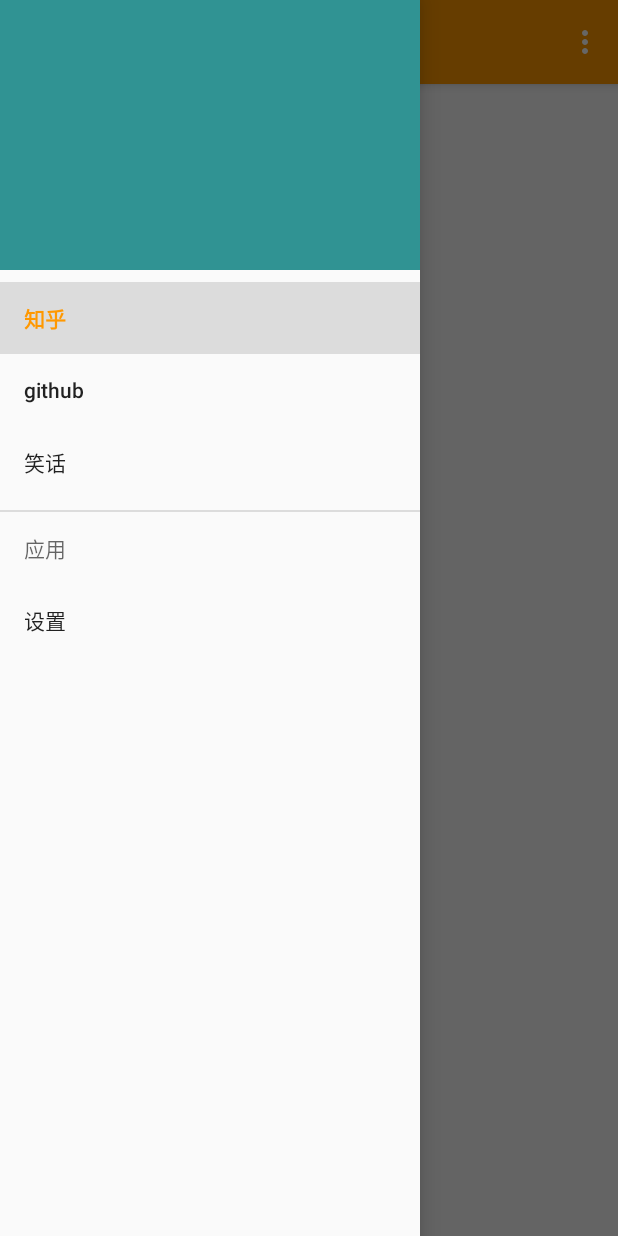
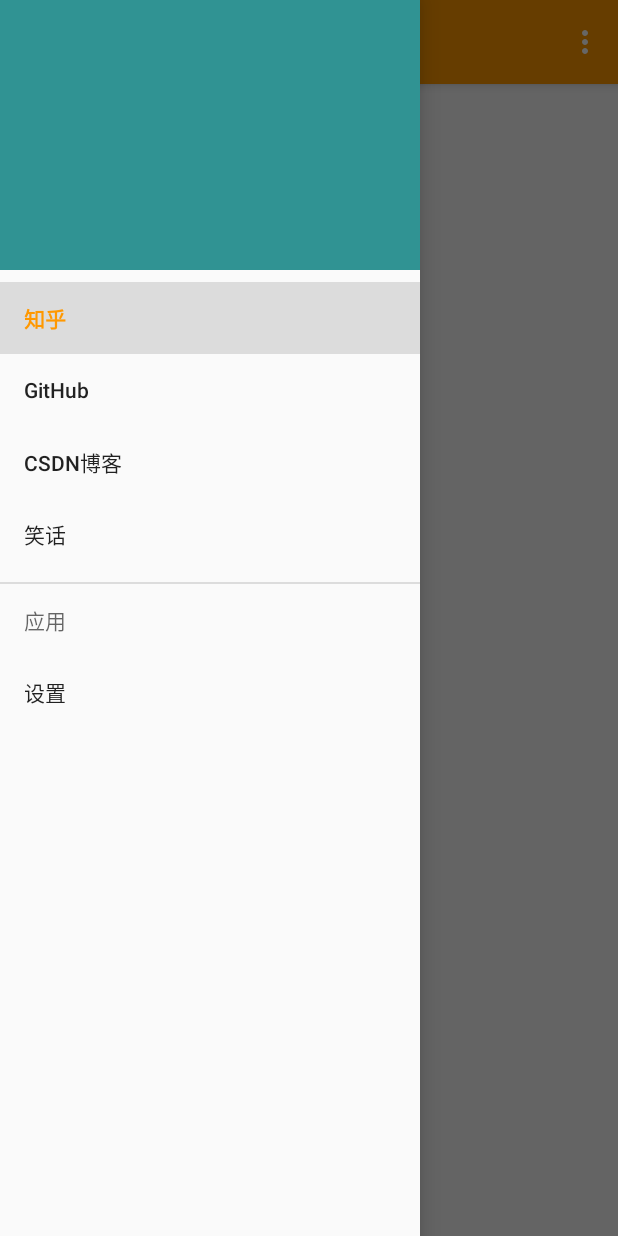
Before and after one commit to lpnpcs/yuanhelper, an Android app: the MainActivity screen opened directly, with no data from a screen before it, with the side drawer open, on a phone screen of 412 x 824 dp. Run offline under Robolectric (Android 15) with nearby library versions, the phone set to English and light mode, and no system bars; our stand-ins replace ButterKnife, Dagger/Hilt's generated code; libraries missing offline, so code that uses them is left out: com.bigkoo.convenientbanner, com.mikepenz.iconics, com.mikepenz.material_design_iconic_typeface_library; pictures from the network do not load; 9 statements that could not run were skipped.

Commit message:
基本完成webview展示。。

```diff
--- a/app/src/main/java/com/lpnpcs/yuanhelper/ui/activity/MainActivity.java
+++ b/app/src/main/java/com/lpnpcs/yuanhelper/ui/activity/MainActivity.java
@@ -17,6 +17,7 @@ import com.lpnpcs.yuanhelper.R;
 import com.lpnpcs.yuanhelper.base.BaseActivity;
 import com.lpnpcs.yuanhelper.ui.fragment.WebViewFragment;
 import com.lpnpcs.yuanhelper.ui.fragment.ZhiHuFragment;
+import com.lpnpcs.yuanhelper.util.API;
 import com.lpnpcs.yuanhelper.util.SnackUtil;
 import com.mikepenz.iconics.IconicsDrawable;
 import com.mikepenz.material_design_iconic_typeface_library.MaterialDesignIconic;
@@ -42,7 +43,7 @@ public class MainActivity extends BaseActivity implements NavigationView.OnNavig
         super.initViews();
         setupDrawer();
         initNavigationView();
-        replaceFragment(ZhiHuFragment.getInstance());
+        replaceFragment(new ZhiHuFragment());
     }
 
     private void initNavigationView() {
@@ -65,8 +66,11 @@ public class MainActivity extends BaseActivity implements NavigationView.OnNavig
                         icon(MaterialDesignIconic.Icon.gmi_github_alt));
         menu.getItem(2).setIcon(
                 new IconicsDrawable(this).
+                        icon(MaterialDesignIconic.Icon.gmi_globe));
+        menu.getItem(3).setIcon(
+                new IconicsDrawable(this).
                         icon(MaterialDesignIconic.Icon.gmi_mood));
-        Menu sub = menu.getItem(3).getSubMenu();
+        Menu sub = menu.getItem(4).getSubMenu();
         sub.getItem(0).setIcon(
                 new IconicsDrawable(this).
                         icon(MaterialDesignIconic.Icon.gmi_settings)
@@ -147,9 +151,11 @@ public class MainActivity extends BaseActivity implements NavigationView.OnNavig
     public boolean onNavigationItemSelected(MenuItem item) {
         int id = item.getItemId();
         if (id == R.id.nav_zhihu) {
-            replaceFragment(ZhiHuFragment.getInstance());
+            replaceFragment(new ZhiHuFragment());
         } else if (id == R.id.nav_github) {
-            replaceFragment(WebViewFragment.getInstance());
+            replaceFragment(new WebViewFragment(API.GITHUB));
+        } else if (id == R.id.nav_csdn) {
+            replaceFragment(new WebViewFragment(API.CSDN));
         } else if (id == R.id.nav_joke) {
 
         } else if (id == R.id.nav_setting) {
--- a/app/src/main/java/com/lpnpcs/yuanhelper/ui/fragment/ZhiHuFragment.java
+++ b/app/src/main/java/com/lpnpcs/yuanhelper/ui/fragment/ZhiHuFragment.java
@@ -38,15 +38,6 @@ public class ZhiHuFragment extends  RecyclerFragment  implements ZhiHuContract.V
     private ZhiHuListAdapter adapter;
     private ConvenientBanner banner;
     private BaseActivity mActivity;
-
-    public static ZhiHuFragment getInstance(){
-        return  ZhiHuSingletonHolder.INSTANCE;
-    }
-    private static class ZhiHuSingletonHolder{
-        private static final ZhiHuFragment INSTANCE = new ZhiHuFragment();
-    }
-
-
 
     @Override
     public void onCreate(@Nullable Bundle savedInstanceState) {
--- a/app/src/main/java/com/lpnpcs/yuanhelper/util/API.java
+++ b/app/src/main/java/com/lpnpcs/yuanhelper/util/API.java
@@ -7,5 +7,8 @@ package com.lpnpcs.yuanhelper.util;
  */
 public  class API {
     public static final String ZhiBase = "http://news-at.zhihu.com/api/4/";
-    public static final String SPLASH = "http://news-at.zhihu.com/api/4/start-image/1080*1920";
+   // public static final String SPLASH = "http://news-at.zhihu.com/api/4/start-image/1080*1920";
+    public static  final  String GITHUB = "https://github.com/";
+    public static final String CSDN = "http://m.blog.csdn.net/";
+
 }
--- a/app/src/main/res/menu/main_menu_all.xml
+++ b/app/src/main/res/menu/main_menu_all.xml
@@ -8,6 +8,9 @@
         <item
             android:id="@+id/nav_github"
             android:title="@string/nav_github"/>
+        <item
+            android:id="@+id/nav_csdn"
+            android:title="@string/nav_csdn"/>
         <item
             android:id="@+id/nav_joke"
         android:title="@string/nav_joke"/>
--- a/app/src/main/res/values/strings.xml
+++ b/app/src/main/res/values/strings.xml
@@ -8,7 +8,8 @@
     <string name="action_settings">设置</string>
     <string name="action_about">关于</string>
     <string name="action_exit">退出</string>
-    <string name="nav_github">github</string>
+    <string name="nav_github">GitHub</string>
+    <string name="nav_csdn">CSDN博客</string>
     <string name="nav_joke">笑话</string>
     <string name="app">应用</string>
     <string name="nav_setting">设置</string>
```
